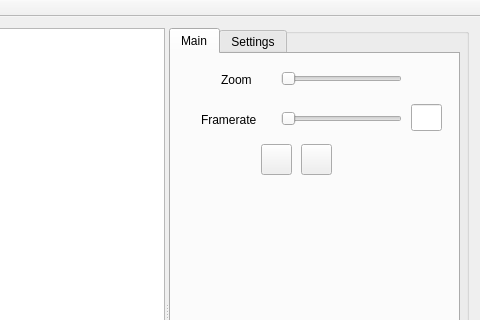
This is gui/mainwindow.ui in blakeMilner/pandemic as Qt 5 draws it before an edit; both pictures show x 453 to 933 and y 0 to 320 of the 933 by 628 pixel window. The edited form follows.
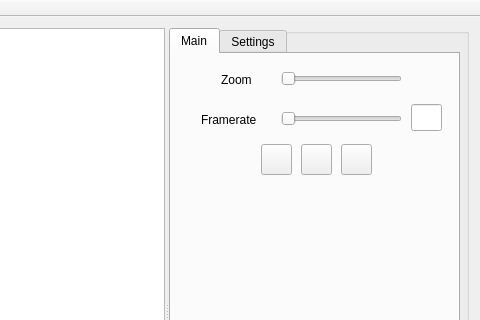
This is the edited form.

Commit message: Added next (fram-by-frame) button for gui.

Diff of the .ui file:
```diff
--- a/gui/mainwindow.ui
+++ b/gui/mainwindow.ui
@@ -151,6 +151,19 @@
            <enum>Qt::Horizontal</enum>
           </property>
          </widget>
+         <widget class="QPushButton" name="next_button">
+          <property name="geometry">
+           <rect>
+            <x>170</x>
+            <y>90</y>
+            <width>31</width>
+            <height>31</height>
+           </rect>
+          </property>
+          <property name="text">
+           <string/>
+          </property>
+         </widget>
         </widget>
         <widget class="QWidget" name="settings_tab">
          <attribute name="title">
```
Left out of the diff: 4 changed lines with no effect on the pictures. The commit also changes 3 other files.
